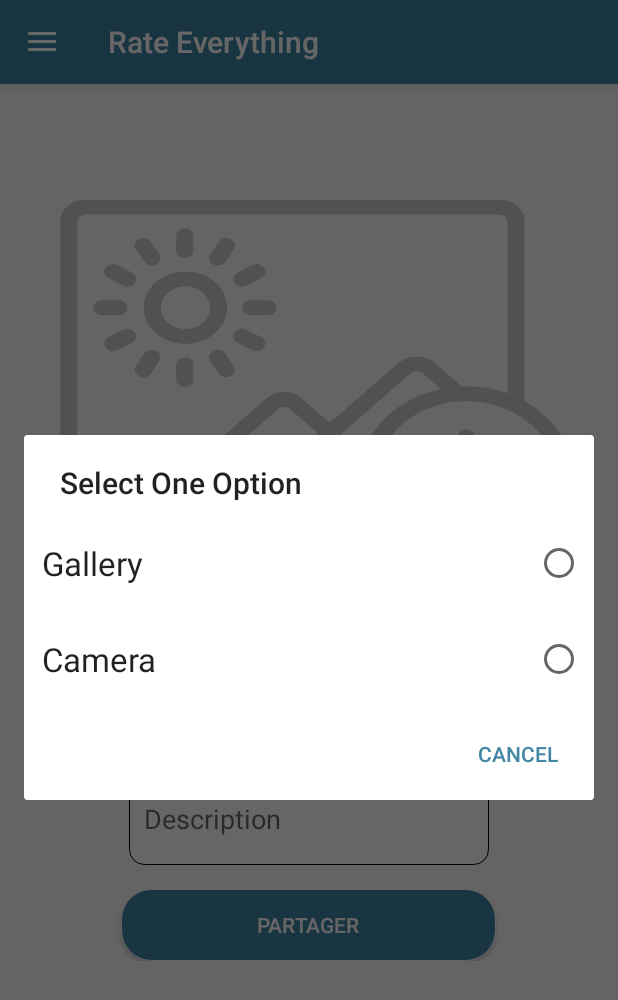
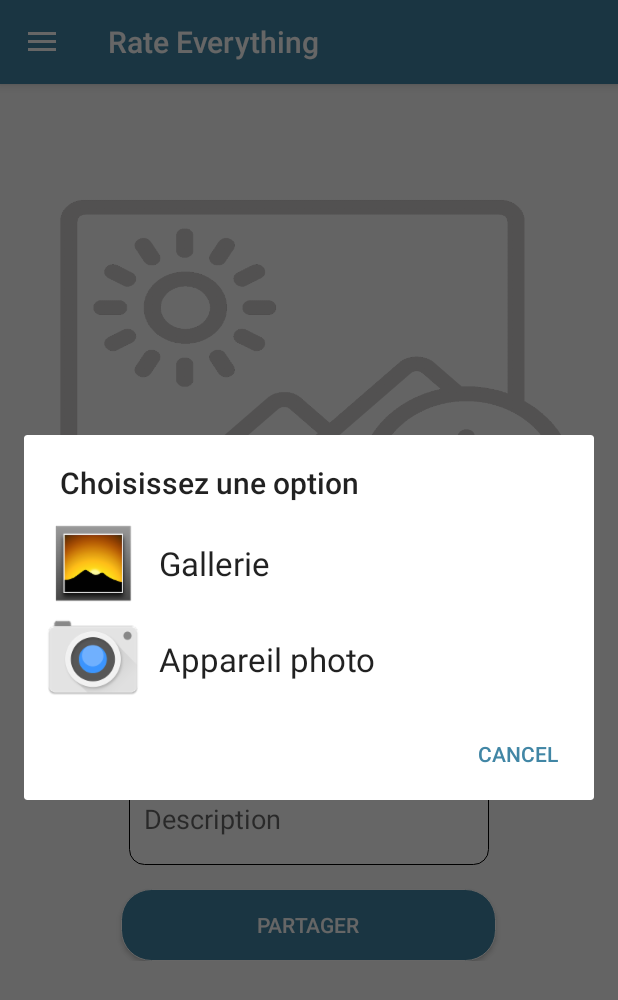
Before and after one commit to WildCodeSchool/toulouse-0218-java-rateeverything, an Android app: the AddPhotoActivity screen opened directly, with no data from a screen before it, after a tap on "Photo de ton objet", on a phone screen of 412 x 824 dp. Shown: the top 1000 px of the screen. Run offline under Robolectric (Android 15) with nearby library versions, the phone set to English and light mode, and no system bars; our stand-ins replace Firebase (no records; nobody signed in at launch, a user with empty details on screens opened directly).

Commit message:
Popo petite bataille mais grande victoire

```diff
--- a/app/src/main/java/fr/wildcodeschool/rateeverything/AddPhotoActivity.java
+++ b/app/src/main/java/fr/wildcodeschool/rateeverything/AddPhotoActivity.java
@@ -26,6 +26,7 @@ import android.widget.ArrayAdapter;
 import android.widget.Button;
 import android.widget.EditText;
 import android.widget.ImageView;
+import android.widget.ListAdapter;
 import android.widget.RatingBar;
 import android.widget.TextView;
 import android.widget.Toast;
@@ -114,13 +115,11 @@ public class AddPhotoActivity extends AppCompatActivity implements NavigationVie
 
     private void showPickImageDialog() {
         AlertDialog.Builder builderSingle = new AlertDialog.Builder(AddPhotoActivity.this);
-        builderSingle.setTitle("Select One Option");
+        builderSingle.setTitle(R.string.choisissez);
 
-        final ArrayAdapter<String> arrayAdapter = new ArrayAdapter<String>(
-                AddPhotoActivity.this,
-                android.R.layout.select_dialog_singlechoice);
-        arrayAdapter.add("Gallery");
-        arrayAdapter.add("Camera");
+        final String [] items = new String[] {"Gallerie", "Appareil photo"};
+        final Integer[] icons = new Integer[] {R.drawable.gallery, R.drawable.camera_moto_icon};
+        ListAdapter adapter = new ArrayAdapterWithIcon(AddPhotoActivity.this, items, icons);
 
         builderSingle.setNegativeButton(
                 "cancel",
@@ -132,7 +131,7 @@ public class AddPhotoActivity extends AppCompatActivity implements NavigationVie
                 });
 
         builderSingle.setAdapter(
-                arrayAdapter,
+                adapter,
                 new DialogInterface.OnClickListener() {
                     @Override
                     public void onClick(DialogInterface dialog, int which) {
--- /dev/null
+++ b/app/src/main/java/fr/wildcodeschool/rateeverything/ArrayAdapterWithIcon.java
@@ -0,0 +1,45 @@
+package fr.wildcodeschool.rateeverything;
+
+import android.content.Context;
+import android.content.res.TypedArray;
+import android.os.Build;
+import android.util.TypedValue;
+import android.view.View;
+import android.view.ViewGroup;
+import android.widget.ArrayAdapter;
+import android.widget.TextView;
+
+import java.util.ArrayList;
+import java.util.Arrays;
+import java.util.List;
+
+/**
+ * Created by wilder on 02/05/18.
+ */
+
+public class ArrayAdapterWithIcon extends ArrayAdapter<String> {
+
+    private List<Integer> images;
+
+    public ArrayAdapterWithIcon(Context context, String[] items, Integer[] images) {
+        super(context, android.R.layout.select_dialog_item, items);
+        this.images = Arrays.asList(images);
+    }
+
+
+    @Override
+    public View getView(int position, View convertView, ViewGroup parent) {
+        View view = super.getView(position, convertView, parent);
+        TextView textView = (TextView) view.findViewById(android.R.id.text1);
+
+        if (Build.VERSION.SDK_INT >= Build.VERSION_CODES.JELLY_BEAN_MR1) {
+            textView.setCompoundDrawablesRelativeWithIntrinsicBounds(images.get(position), 0, 0, 0);
+        } else {
+            textView.setCompoundDrawablesWithIntrinsicBounds(images.get(position), 0, 0, 0);
+        }
+        textView.setCompoundDrawablePadding(
+                (int) TypedValue.applyDimension(TypedValue.COMPLEX_UNIT_DIP, 12, getContext().getResources().getDisplayMetrics()));
+        return view;
+    }
+
+}
--- a/app/src/main/res/values/strings.xml
+++ b/app/src/main/res/values/strings.xml
@@ -86,6 +86,7 @@
     <string name="description">Description</string>
     <string name="title">Title</string>
     <string name="photo_de_ton_objet">Photo de ton objet</string>
+    <string name="choisissez">Choisissez une option</string>
 
 
 </resources>
```
Also changed, not shown: app/src/main/java/fr/wildcodeschool/rateeverything/LoginActivity.java (+6 -7 lines), app/src/main/res/drawable-hdpi/camera_moto_icon.png (added), app/src/main/res/drawable-hdpi/gallery.png (added), app/src/main/res/drawable-ldpi/camera_moto_icon.png (added), app/src/main/res/drawable-ldpi/gallery.png (added), app/src/main/res/drawable-mdpi/camera_moto_icon.png (added), app/src/main/res/drawable-mdpi/gallery.png (added), app/src/main/res/drawable-xhdpi/camera_moto_icon.png (added), app/src/main/res/drawable-xhdpi/gallery.png (added).
